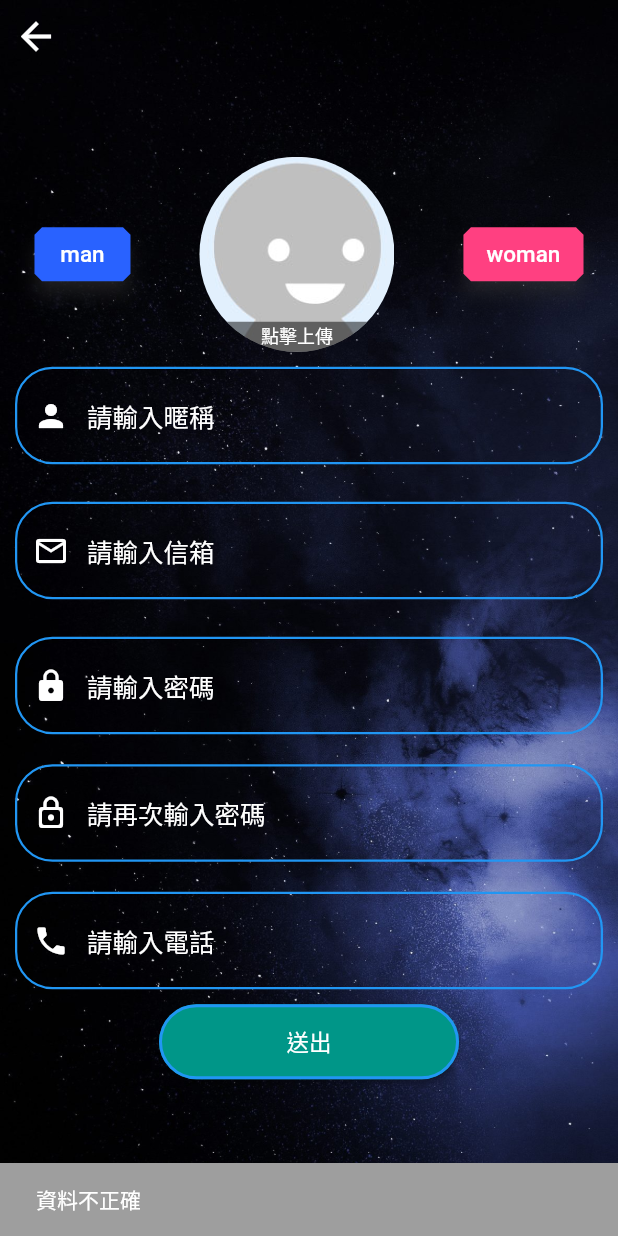
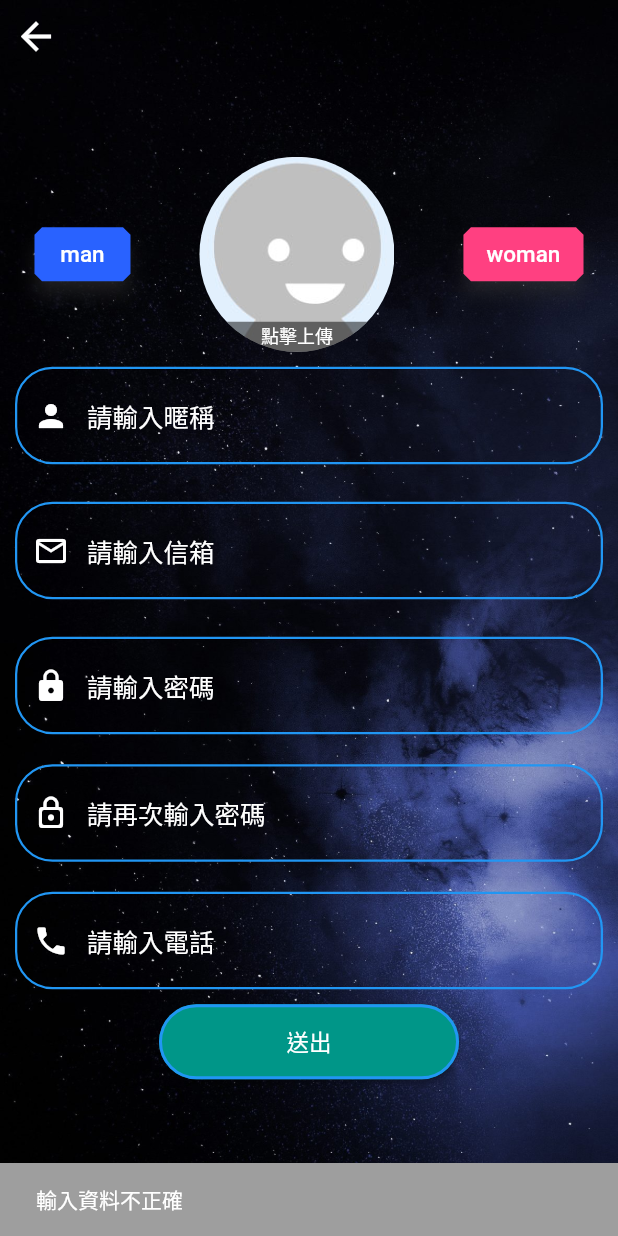
Before and after one commit to oppoop/flutter_eshopping, a Flutter app: the regist screen opened directly, after a tap on "送出", on a phone screen of 412 x 824 dp. Run offline on Flutter 3.47's test engine with Material 2 defaults, Android fonts, the phone set to English and light mode, and no system bars; our stand-ins replace cached_network_image, carousel_slider, google_fonts, image_picker, photo_view, shared_preferences; accounts and stored records are empty; network calls fail.

Commit message:
註冊登入新增多國語系

```diff
--- a/lib/l10n/intl_zh_TW.arb
+++ b/lib/l10n/intl_zh_TW.arb
@@ -36,5 +36,10 @@
   "tapUpload": "點擊上傳",
   "inputNickName": "請輸入暱稱",
   "inputMail": "請輸入信箱",
-  "inputPassword": "請輸入密碼"
+  "inputPassword": "請輸入密碼",
+  "inputPasswordAgain": "請再次輸入密碼",
+  "inputPhone": "請輸入電話",
+  "registSuccess": "註冊成功",
+  "inputDataError":"輸入資料不正確",
+  "accountPassError": "帳號密碼錯誤"
 }
--- a/lib/screen/memberCenter/regist_screen.dart
+++ b/lib/screen/memberCenter/regist_screen.dart
@@ -8,6 +8,7 @@ import 'package:provider/provider.dart';
 import 'package:flutter_eshopping/providers/member_notifier.dart';
 import 'package:google_fonts/google_fonts.dart';
 import 'package:flutter_eshopping/utils/getImage.dart';
+import 'package:flutter_eshopping/generated/l10n.dart';
 
 
 class regist extends StatefulWidget {
@@ -118,7 +119,7 @@ class _regist extends State<regist> {
                                         width: 130,
                                         height: 20,
                                         child: Text(
-                                          "點擊上傳",
+                                          S().tapUpload,
                                           textAlign: TextAlign.center,
                                           style: GoogleFonts.notoSerif()
                                               .copyWith(fontSize: 12,color: Colors.white),
@@ -168,7 +169,7 @@ class _regist extends State<regist> {
                               keyboardType: TextInputType.text,
                               controller: nickNameController,
                               decoration: memberInputDecoration(
-                                  Icons.person, '請輸入暱稱', regist.nickNameErrorMsg, null),
+                                  Icons.person, S().inputNickName, regist.nickNameErrorMsg, null),
                               onChanged: (text){
                                 Provider.of<RegistNotifier>(context,listen: false).nickNameValidating(fieldValue: nickNameController.text);
                               },
@@ -191,7 +192,7 @@ class _regist extends State<regist> {
                               controller: accountController,
                               focusNode: accountFocus,
                               decoration: memberInputDecoration(Icons.mail_outline,
-                                  '請輸入信箱', regist.accountErrorMsg, null),
+                                  S().inputMail, regist.accountErrorMsg, null),
                               onChanged: (text) {
                                 Provider.of<RegistNotifier>(
                                   context,
@@ -219,7 +220,7 @@ class _regist extends State<regist> {
                               controller: passwordController,
                               focusNode: passwordFocus,
                               decoration: memberInputDecoration(Icons.lock,
-                                  '請輸入密碼', regist.passwordErrorMsg, null),
+                                  S().inputPassword, regist.passwordErrorMsg, null),
                               onChanged: (text) {
                                 Provider.of<RegistNotifier>(
                                   context,
@@ -248,7 +249,7 @@ class _regist extends State<regist> {
                               focusNode: confirmFocus,
                               decoration: memberInputDecoration(
                                   Icons.lock_outline_rounded,
-                                  '請再次輸入密碼',
+                                  S().inputPasswordAgain,
                                   regist.confirmErrorMsg,
                                   null),
                               onChanged: (text) {
@@ -278,7 +279,7 @@ class _regist extends State<regist> {
                               controller: phoneController,
                               focusNode: phoneFocus,
                               decoration: memberInputDecoration(Icons.phone,
-                                  '請輸入電話', regist.phoneErrorMsg, null),
+                                  S().inputPhone, regist.phoneErrorMsg, null),
                               onChanged: (text) {
                                 Provider.of<RegistNotifier>(
                                   context,
@@ -323,7 +324,7 @@ class _regist extends State<regist> {
                                       SnackBar(
                                         duration: Duration(seconds: 1),
                                         backgroundColor: Colors.grey,
-                                        content: Text('資料不正確'),
+                                        content: Text(S().inputDataError),
                                         action: SnackBarAction(
                                           label: '',
                                           onPressed: () {
@@ -338,7 +339,7 @@ class _regist extends State<regist> {
                                   side:
                                       BorderSide(color: Colors.blue, width: 2)),
                               textColor: Colors.white,
-                              child: Text("送出"),
+                              child: Text(S().submit),
                             );
                           })),
                     ],
```
Also changed, not shown: lib/l10n/intl_en.arb (+10 -1 lines), lib/screen/memberCenter/login_screen.dart (+4 -3 lines), lib/generated/intl/messages_en.dart, lib/generated/intl/messages_zh_TW.dart, lib/generated/l10n.dart.
